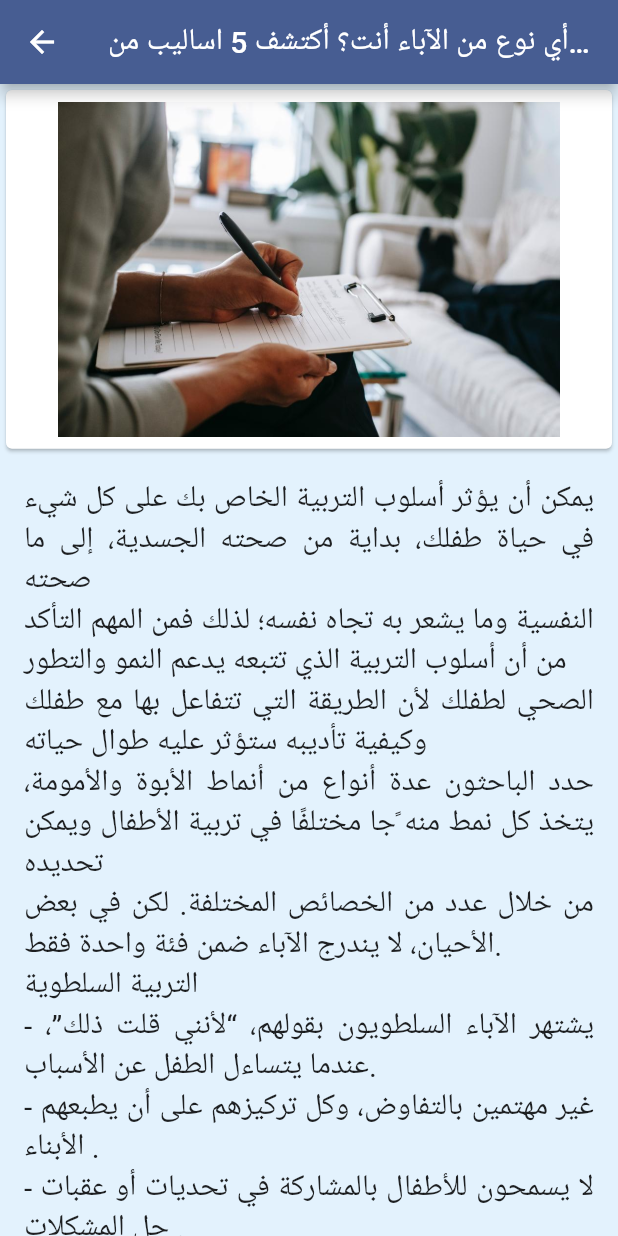
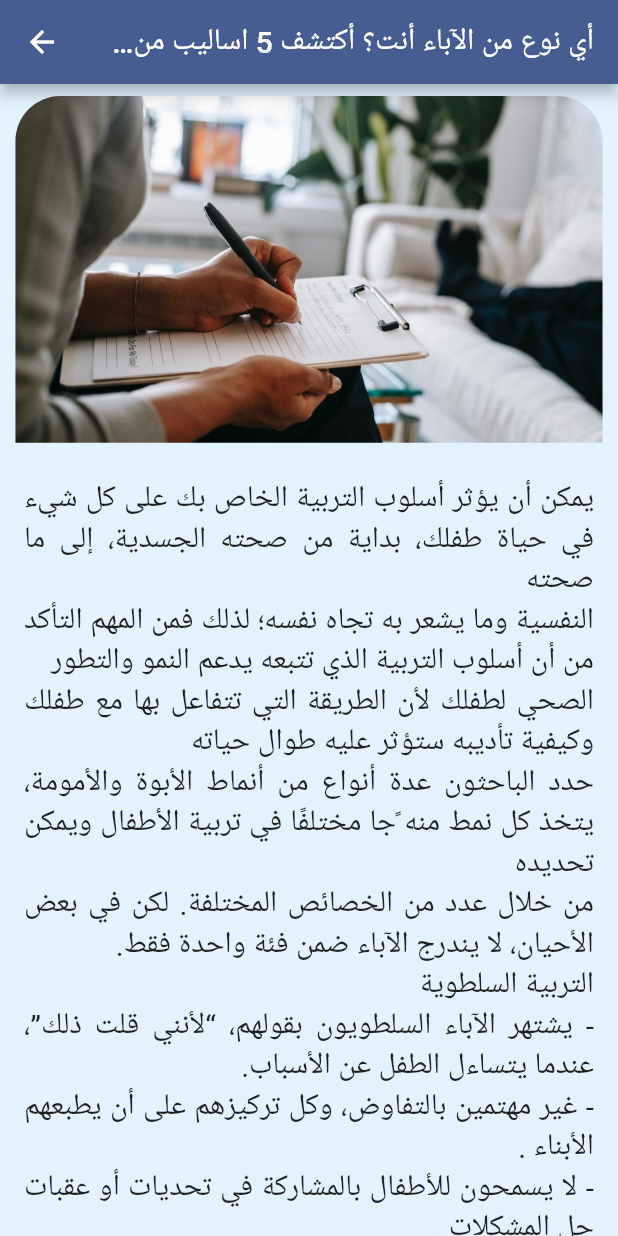
Before and after one commit to OmarYehiaDev/cheers, a Flutter app: the PostScreen screen opened directly with empty values, on a phone screen of 412 x 824 dp. Run offline on Flutter 3.47's test engine with Material 2 defaults, Android fonts, the phone set to English and light mode, and no system bars; our stand-ins replace table_calendar; network calls fail.

Commit message:
Adding Radius

```diff
--- a/lib/screens/postScreen.dart
+++ b/lib/screens/postScreen.dart
@@ -32,10 +32,13 @@ class _PostScreenState extends State<PostScreen> {
     // final Post _post = widget.post;
 
     double height = MediaQuery.of(context).size.height;
+    double width = MediaQuery.of(context).size.width;
     return Scaffold(
       appBar: AppBar(
         title: Text(
           names[widget.index],
+          textDirection: TextDirection.rtl,
+          textAlign: TextAlign.justify,
         ),
         centerTitle: true,
       ),
@@ -51,12 +54,18 @@ class _PostScreenState extends State<PostScreen> {
               //   scrollDirection: Axis.horizontal,
               //   itemCount: _post.images.length,
               //   itemBuilder: (context, index) =>
-              child: Card(
-                child: Padding(
-                  padding: const EdgeInsets.all(8.0),
-                  child: Center(
+              child: Padding(
+                padding: const EdgeInsets.all(8.0),
+                child: Center(
+                  child: ClipRRect(
+                    borderRadius: BorderRadius.only(
+                      topLeft: Radius.circular(30),
+                      topRight: Radius.circular(30),
+                    ),
                     child: Image.asset(
                       images[widget.index],
+                      fit: BoxFit.fitWidth,
+                      width: width * 0.95,
                     ),
                   ),
                 ),
@@ -68,8 +77,9 @@ class _PostScreenState extends State<PostScreen> {
               padding: const EdgeInsets.all(16.0),
               child: Text(
                 contents[widget.index],
+                textDirection: TextDirection.rtl,
+                textAlign: TextAlign.justify,
                 style: TextStyle(fontSize: 20),
-                textAlign: TextAlign.justify,
               ),
             ),
           ],
--- a/lib/widgets/postWidget.dart
+++ b/lib/widgets/postWidget.dart
@@ -60,6 +60,8 @@ class PostWidget extends StatelessWidget {
                 padding: const EdgeInsets.all(8.0),
                 child: Text(
                   names[index],
+                  textDirection: TextDirection.rtl,
+                  textAlign: TextAlign.justify,
                   style: TextStyle(
                     fontSize: 15,
                     fontWeight: FontWeight.bold,
```
